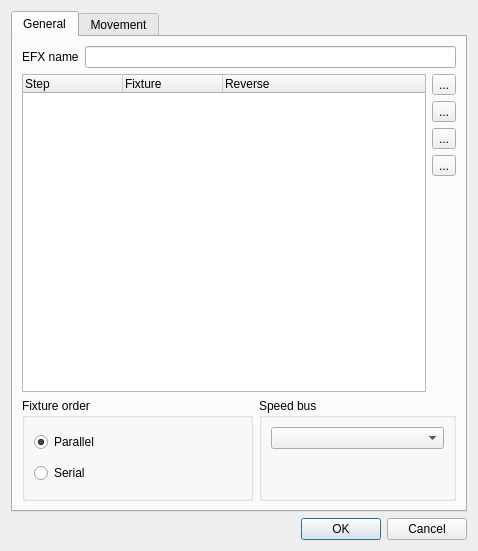
This is trunk/ui/src/efxeditor.ui in Bondzio/qlc as Qt 5 draws it before an edit. The edited form follows.
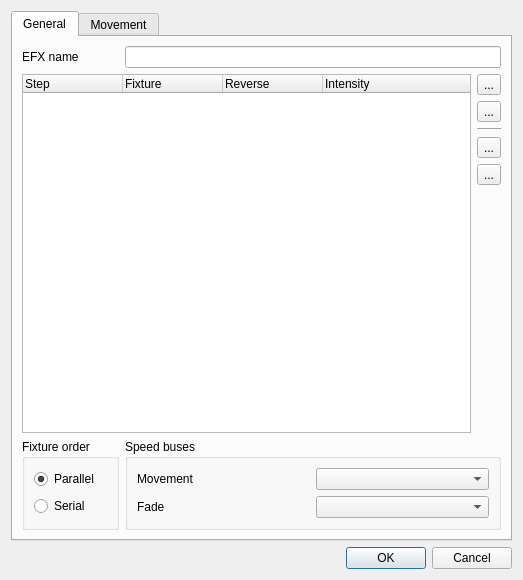
This is the edited form. Icons and pictures are not drawn.

Commit message: Individual intensity setting to EFX fixtures

What changed in the file:
```diff
--- a/trunk/ui/src/efxeditor.ui
+++ b/trunk/ui/src/efxeditor.ui
@@ -6,8 +6,8 @@
    <rect>
     <x>0</x>
     <y>0</y>
-    <width>478</width>
-    <height>551</height>
+    <width>523</width>
+    <height>580</height>
    </rect>
   </property>
   <property name="windowTitle">
@@ -47,7 +47,7 @@
          </property>
         </widget>
        </item>
-       <item row="1" column="0" rowspan="5" colspan="3">
+       <item row="1" column="0" rowspan="6" colspan="3">
         <widget class="QTreeWidget" name="m_tree">
          <property name="sizePolicy">
           <sizepolicy hsizetype="Expanding" vsizetype="Expanding">
@@ -82,6 +82,11 @@
            <string>Reverse</string>
           </property>
          </column>
+         <column>
+          <property name="text">
+           <string>Intensity</string>
+          </property>
+         </column>
         </widget>
        </item>
        <item row="1" column="3">
@@ -118,7 +123,7 @@
          </property>
         </widget>
        </item>
-       <item row="3" column="3">
+       <item row="4" column="3">
         <widget class="QToolButton" name="m_raiseFixtureButton">
          <property name="text">
           <string notr="true">...</string>
@@ -135,7 +140,7 @@
          </property>
         </widget>
        </item>
-       <item row="4" column="3">
+       <item row="5" column="3">
         <widget class="QToolButton" name="m_lowerFixtureButton">
          <property name="text">
           <string notr="true">...</string>
@@ -152,20 +157,20 @@
          </property>
         </widget>
        </item>
-       <item row="5" column="3">
+       <item row="6" column="3">
         <spacer name="verticalSpacer">
          <property name="orientation">
           <enum>Qt::Vertical</enum>
          </property>
          <property name="sizeHint" stdset="0">
           <size>
-           <width>20</width>
-           <height>40</height>
+           <width>0</width>
+           <height>0</height>
           </size>
          </property>
         </spacer>
        </item>
-       <item row="6" column="0" colspan="2">
+       <item row="7" column="0">
         <widget class="QGroupBox" name="m_orderGroup">
          <property name="title">
           <string>Fixture order</string>
@@ -197,35 +202,46 @@
          </layout>
         </widget>
        </item>
-       <item row="6" column="2" colspan="2">
+       <item row="7" column="1" colspan="3">
         <widget class="QGroupBox" name="m_busGroup">
          <property name="title">
-          <string>Speed bus</string>
+          <string>Speed buses</string>
          </property>
-         <layout class="QVBoxLayout" name="verticalLayout_6">
-          <item>
-           <widget class="QComboBox" name="m_busCombo">
+         <layout class="QGridLayout" name="gridLayout_4">
+          <item row="0" column="0">
+           <widget class="QLabel" name="label">
+            <property name="text">
+             <string>Movement</string>
+            </property>
+           </widget>
+          </item>
+          <item row="0" column="1">
+           <widget class="QComboBox" name="m_movementBusCombo">
             <property name="toolTip">
              <string>Bus that controls the speed of the pattern</string>
             </property>
            </widget>
           </item>
-          <item>
-           <spacer name="verticalSpacer_4">
-            <property name="orientation">
-             <enum>Qt::Vertical</enum>
+          <item row="1" column="0">
+           <widget class="QLabel" name="label_2">
+            <property name="text">
+             <string>Fade</string>
             </property>
-            <property name="sizeHint" stdset="0">
-             <size>
-              <width>20</width>
-              <height>40</height>
-             </size>
-            </property>
-           </spacer>
+           </widget>
+          </item>
+          <item row="1" column="1">
+           <widget class="QComboBox" name="m_fadeBusCombo"/>
           </item>
          </layout>
         </widget>
        </item>
+       <item row="3" column="3">
+        <widget class="Line" name="line">
+         <property name="orientation">
+          <enum>Qt::Horizontal</enum>
+         </property>
+        </widget>
+       </item>
       </layout>
      </widget>
      <widget class="QWidget" name="Movement">
```
Left out of the diff: 8 changed lines with no effect on the pictures. The commit also changes 9 other files.
